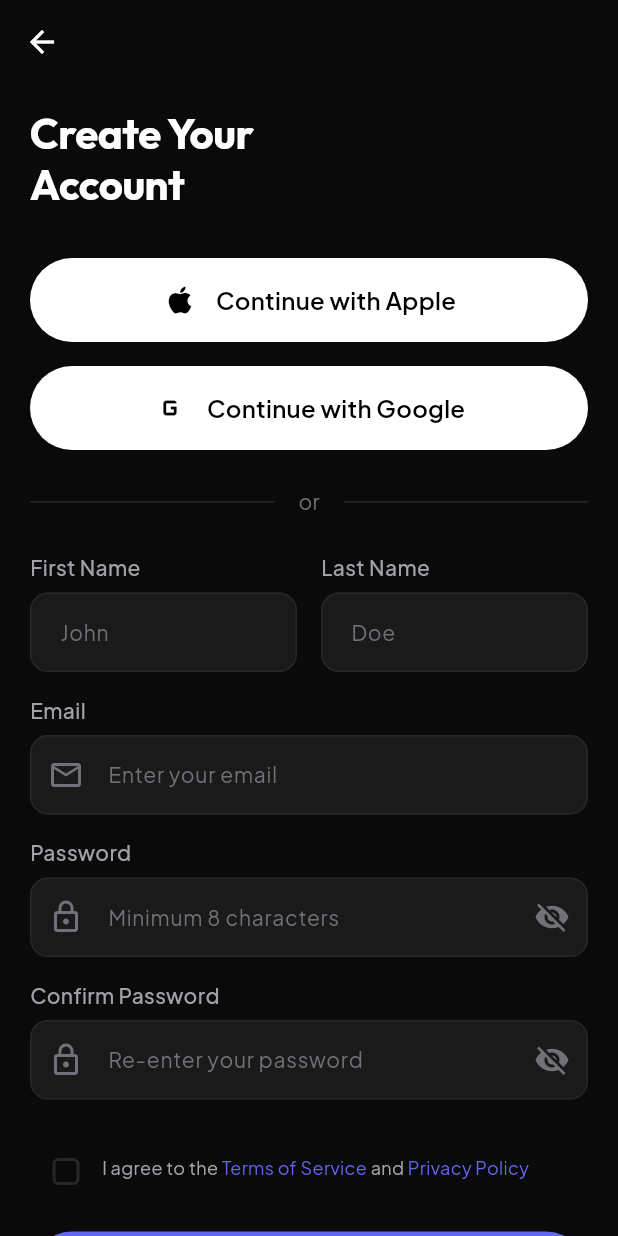
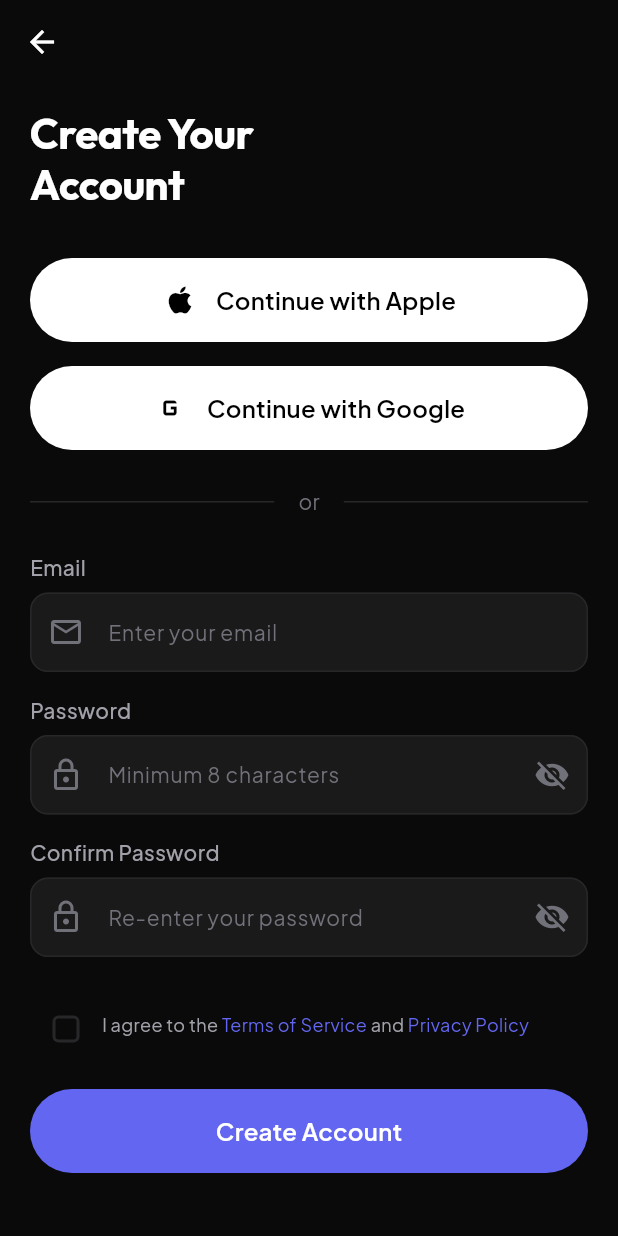
Before and after one commit to MoShirazi87/parks-strength, a Flutter app: the SignUpScreen screen opened by its route, on a phone screen of 412 x 824 dp. Run offline on Flutter 3.47's test engine with Material 3 defaults, Android fonts, the phone set to English and light mode, and no system bars; our stand-ins replace cached_network_image, confetti, equatable, fl_chart, flutter_animate, flutter_riverpod and 4 more; missing offline and left inert: onesignal_flutter, purchases_flutter; accounts and stored records are empty; network calls fail.

Commit message:
Fix: Remove duplicate name fields from signup, improve Quick Start bubble spacing

```diff
--- a/lib/features/auth/screens/sign_up_screen.dart
+++ b/lib/features/auth/screens/sign_up_screen.dart
@@ -20,8 +20,6 @@ class SignUpScreen extends ConsumerStatefulWidget {
 
 class _SignUpScreenState extends ConsumerState<SignUpScreen> {
   final _formKey = GlobalKey<FormState>();
-  final _firstNameController = TextEditingController();
-  final _lastNameController = TextEditingController();
   final _emailController = TextEditingController();
   final _passwordController = TextEditingController();
   final _confirmPasswordController = TextEditingController();
@@ -32,8 +30,6 @@ class _SignUpScreenState extends ConsumerState<SignUpScreen> {
 
   @override
   void dispose() {
-    _firstNameController.dispose();
-    _lastNameController.dispose();
     _emailController.dispose();
     _passwordController.dispose();
     _confirmPasswordController.dispose();
@@ -66,8 +62,6 @@ class _SignUpScreenState extends ConsumerState<SignUpScreen> {
       await authService.signUpWithEmail(
         email: _emailController.text.trim(),
         password: _passwordController.text,
-        firstName: _firstNameController.text.trim(),
-        lastName: _lastNameController.text.trim(),
       );
 
       if (mounted) {
@@ -185,30 +179,6 @@ class _SignUpScreenState extends ConsumerState<SignUpScreen> {
                   ],
                 ),
                 AppSpacing.verticalLG,
-
-                // Name fields
-                Row(
-                  children: [
-                    Expanded(
-                      child: AppTextField(
-                        label: 'First Name',
-                        hint: 'John',
-                        controller: _firstNameController,
-                        textInputAction: TextInputAction.next,
-                      ),
-                    ),
-                    AppSpacing.horizontalMD,
-                    Expanded(
-                      child: AppTextField(
-                        label: 'Last Name',
-                        hint: 'Doe',
-                        controller: _lastNameController,
-                        textInputAction: TextInputAction.next,
-                      ),
-                    ),
-                  ],
-                ),
-                AppSpacing.verticalMD,
 
                 // Email field
                 EmailTextField(
```
Also changed, not shown: lib/features/auth/providers/auth_provider.dart (+16 -9 lines), lib/features/home/screens/home_screen.dart (+11 -6 lines).
